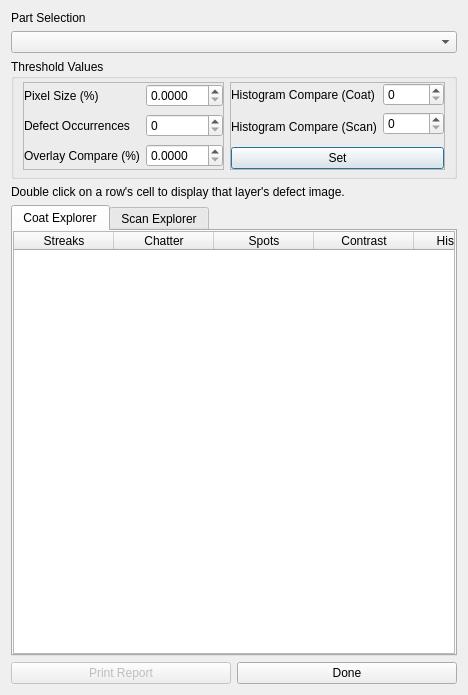
First picture: the form in gui/dialogDefectReports.ui, repository Spinarakk/defectmonitor, before the edit.
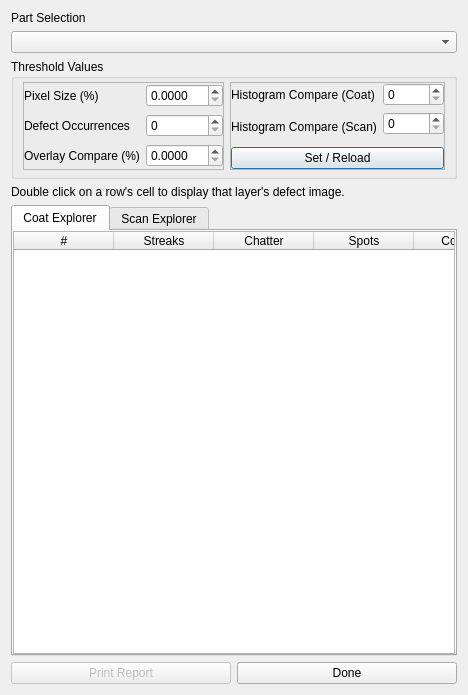
Second picture: the form after the edit. Icons and pictures are not drawn.

Commit message: - Made the defect reporting tables able to be sorted - Fixed issues in sorting and redisplaying data due to the sort - Table stores the number of the layer so the layer number is also sorted and the correct layer number is used to show focus on the main window - Set up another computer to be put in the XLine 1000 concept laser machine

```diff
--- a/gui/dialogDefectReports.ui
+++ b/gui/dialogDefectReports.ui
@@ -206,7 +206,7 @@
          <item row="4" column="0" colspan="2">
           <widget class="QPushButton" name="pushSet">
            <property name="text">
-            <string>Set</string>
+            <string>Set / Reload</string>
            </property>
           </widget>
          </item>
@@ -253,6 +253,20 @@
          <property name="editTriggers">
           <set>QAbstractItemView::NoEditTriggers</set>
          </property>
+         <property name="sortingEnabled">
+          <bool>true</bool>
+         </property>
+         <attribute name="horizontalHeaderMinimumSectionSize">
+          <number>32</number>
+         </attribute>
+         <attribute name="verticalHeaderVisible">
+          <bool>false</bool>
+         </attribute>
+         <column>
+          <property name="text">
+           <string>#</string>
+          </property>
+         </column>
          <column>
           <property name="text">
            <string>Streaks</string>
```
Left out of the diff: 31 changed lines with no effect on the pictures. The commit also changes 9 other files.
